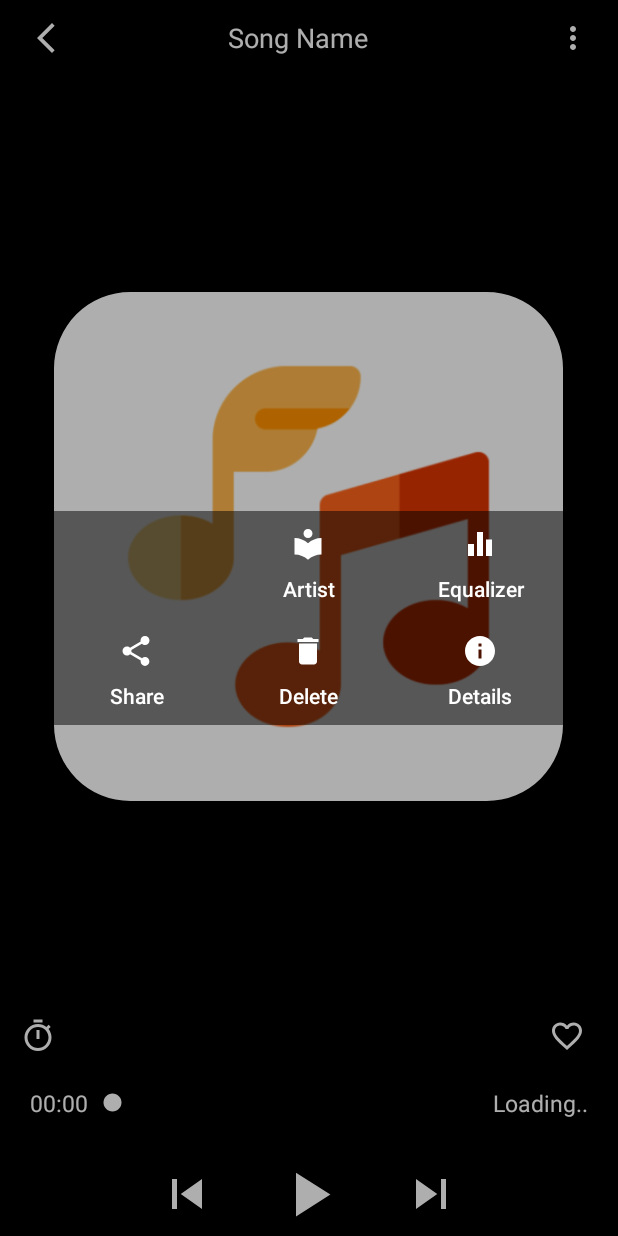
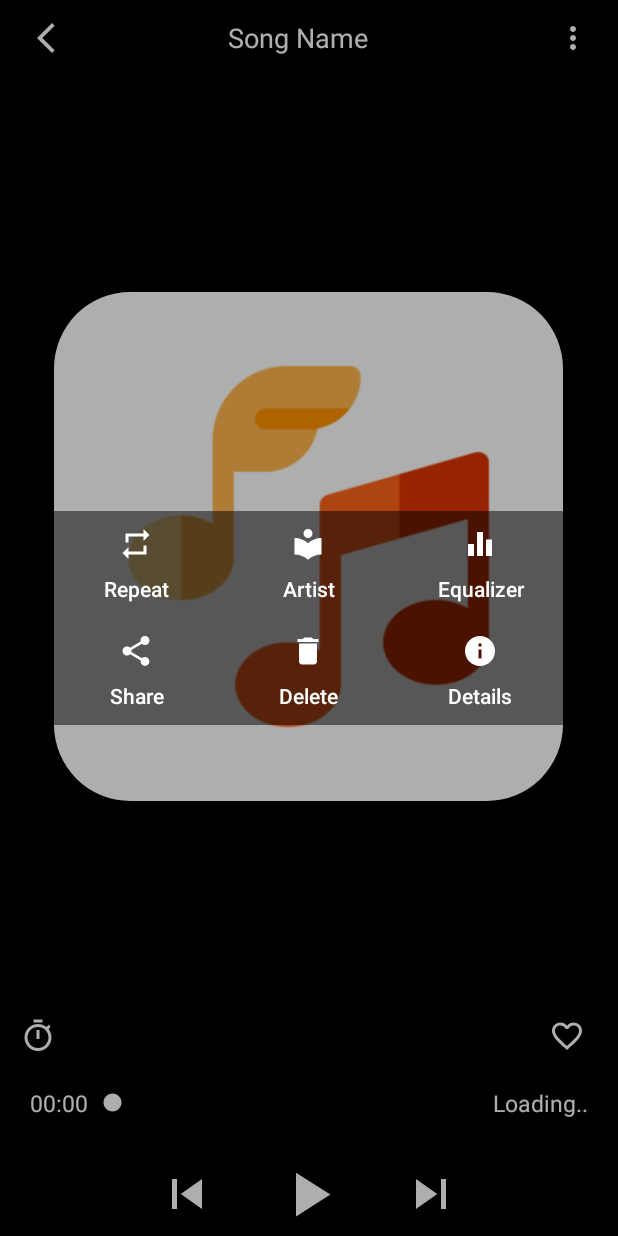
Before and after one commit to shounak-dev/My-Music, an Android app: the PlayerActivity screen opened directly, with no data from a screen before it, after a tap on "More Features", on a phone screen of 412 x 824 dp. Run offline under Robolectric (Android 15) with nearby library versions, the phone set to English and light mode, and no system bars; 2 statements that could not run were skipped.

Commit message:
Fixed Issue

```diff
--- a/app/src/main/res/layout/more_features.xml
+++ b/app/src/main/res/layout/more_features.xml
@@ -10,7 +10,7 @@
         android:layout_height="wrap_content"
         android:orientation="horizontal">
 
-        <ImageButton
+        <com.google.android.material.button.MaterialButton
             android:id="@+id/repeatBtnPA"
             android:layout_width="0dp"
             android:layout_height="match_parent"
```
Also changed, not shown: app/src/main/java/com/shounak/music_player/PlayerActivity.kt (+10 -5 lines).
